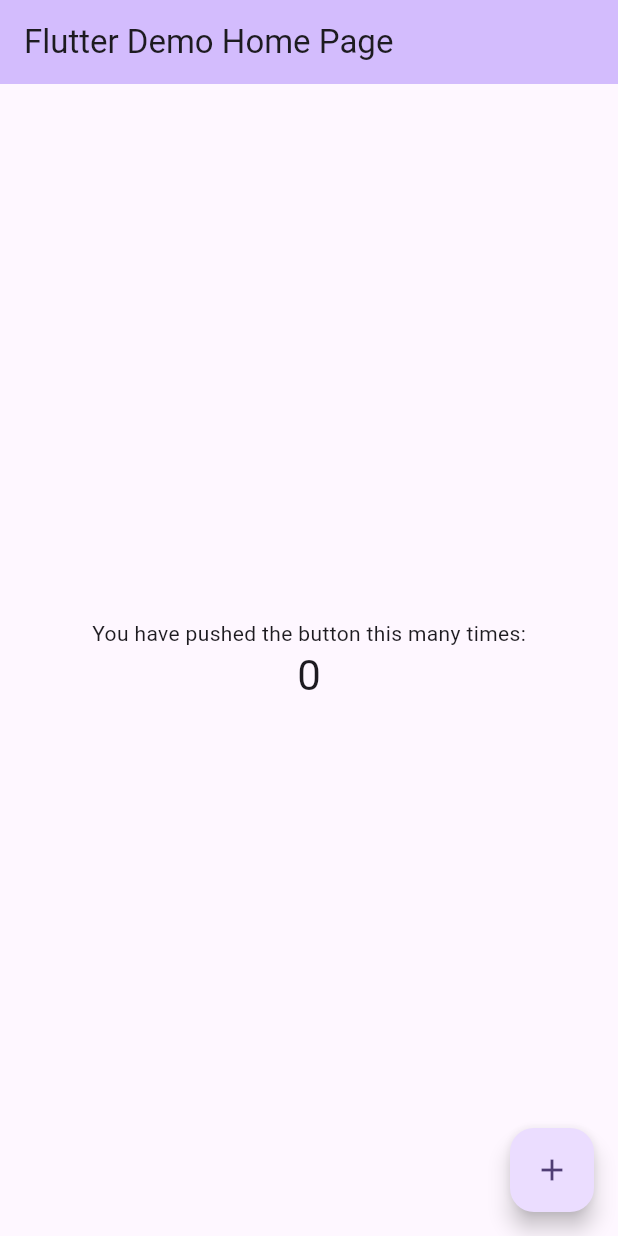
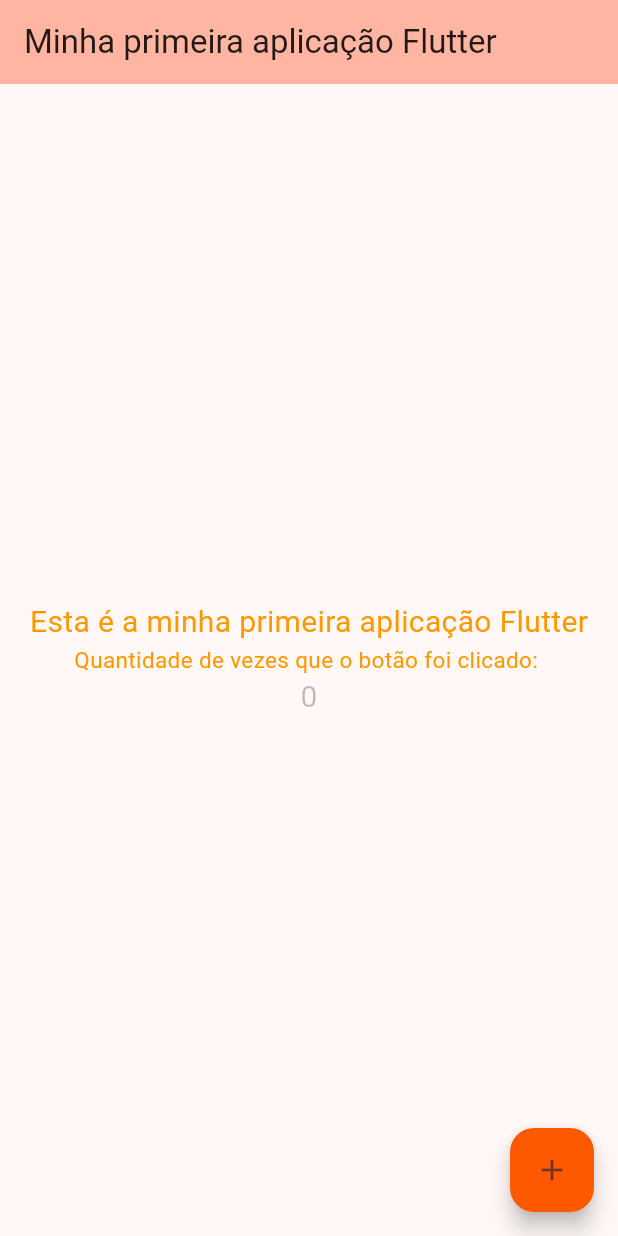
Before and after one commit to Jeannerocha8/meu_app_flutter_lab_dio, a Flutter app: the screen it shows after launch, on a phone screen of 412 x 824 dp. Run offline on Flutter 3.47's test engine with Material 2 defaults, Android fonts, the phone set to English and light mode, and no system bars.

Commit message:
resolvendo lab

```diff
--- a/lib/main.dart
+++ b/lib/main.dart
@@ -28,10 +28,11 @@
         //
         // This works for code too, not just values: Most code changes can be
         // tested with just a hot reload.
-        colorScheme: ColorScheme.fromSeed(seedColor: Colors.deepPurple),
+        colorScheme:
+            ColorScheme.fromSeed(seedColor: Color.fromARGB(255, 147, 35, 1)),
         useMaterial3: true,
       ),
-      home: const MyHomePage(title: 'Flutter Demo Home Page'),
+      home: const MyHomePage(title: 'Minha primeira aplicação Flutter'),
     );
   }
 }
@@ -106,16 +107,22 @@
           mainAxisAlignment: MainAxisAlignment.center,
           children: <Widget>[
             const Text(
-              'You have pushed the button this many times:',
+              'Esta é a minha primeira aplicação Flutter',
+              style: TextStyle(fontSize: 20, color: Colors.orange),
+            ),
+            const Text(
+              'Quantidade de vezes que o botão foi clicado: ',
+              style: TextStyle(fontSize: 15, color: Colors.orange),
             ),
             Text(
               '$_counter',
-              style: Theme.of(context).textTheme.headlineMedium,
+              style: TextStyle(color: Colors.black26, fontSize: 20),
             ),
           ],
         ),
       ),
       floatingActionButton: FloatingActionButton(
+        backgroundColor: Color.fromARGB(255, 255, 89, 0),
         onPressed: _incrementCounter,
         tooltip: 'Increment',
         child: const Icon(Icons.add),
```
